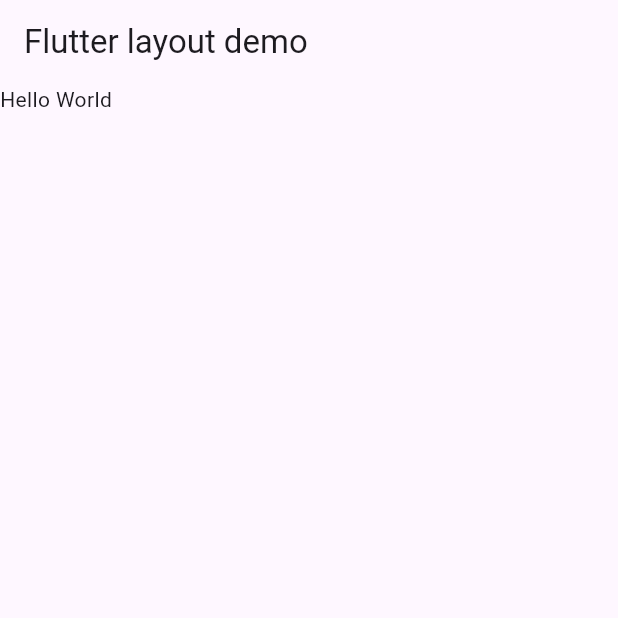
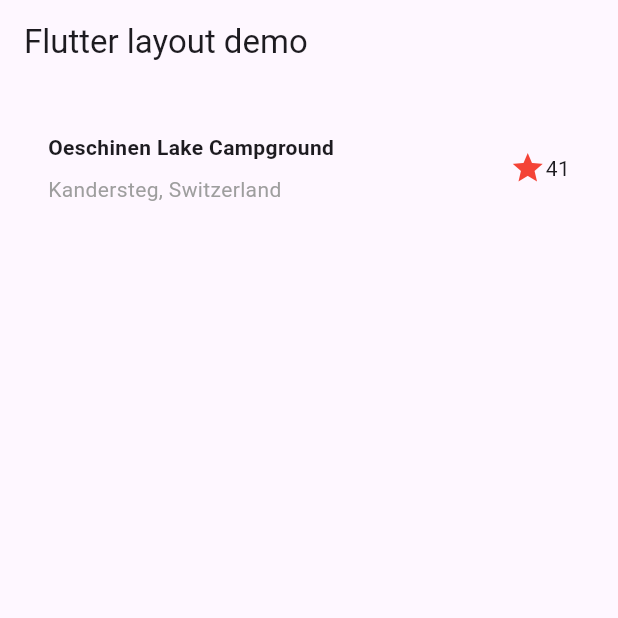
Before and after one commit to fanta1ty/flutter_layout_tutorial, a Flutter app: the screen it shows after launch, on a phone screen of 412 x 824 dp, the top half of it. Run offline on Flutter 3.47's test engine with Material 3 defaults, Android fonts, the phone set to English and light mode, and no system bars.

Commit message:
feat: [TCH-04] Updated app to display the title section

```diff
--- a/lib/main.dart
+++ b/lib/main.dart
@@ -18,7 +18,10 @@ class MyApp extends StatelessWidget {
           body: const SingleChildScrollView(
             child: Column(
               children: [
-                Text('Hello World'),
+                TitleSection(
+                  name: 'Oeschinen Lake Campground',
+                  location: 'Kandersteg, Switzerland',
+                )
               ],
             ),
           )),
```
